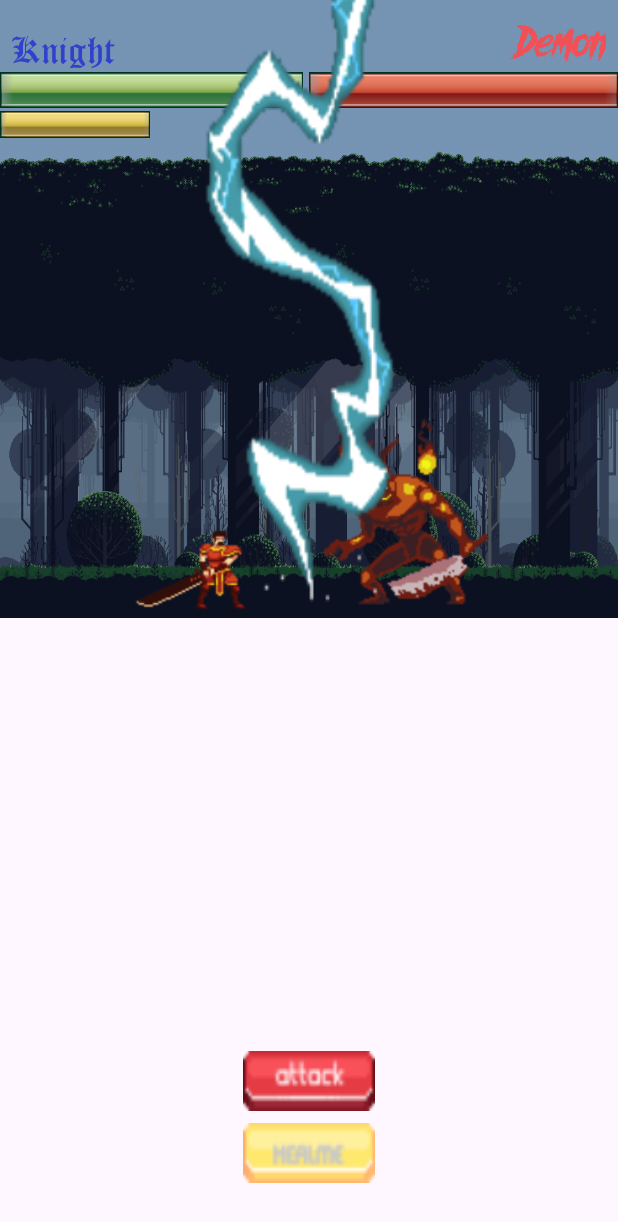
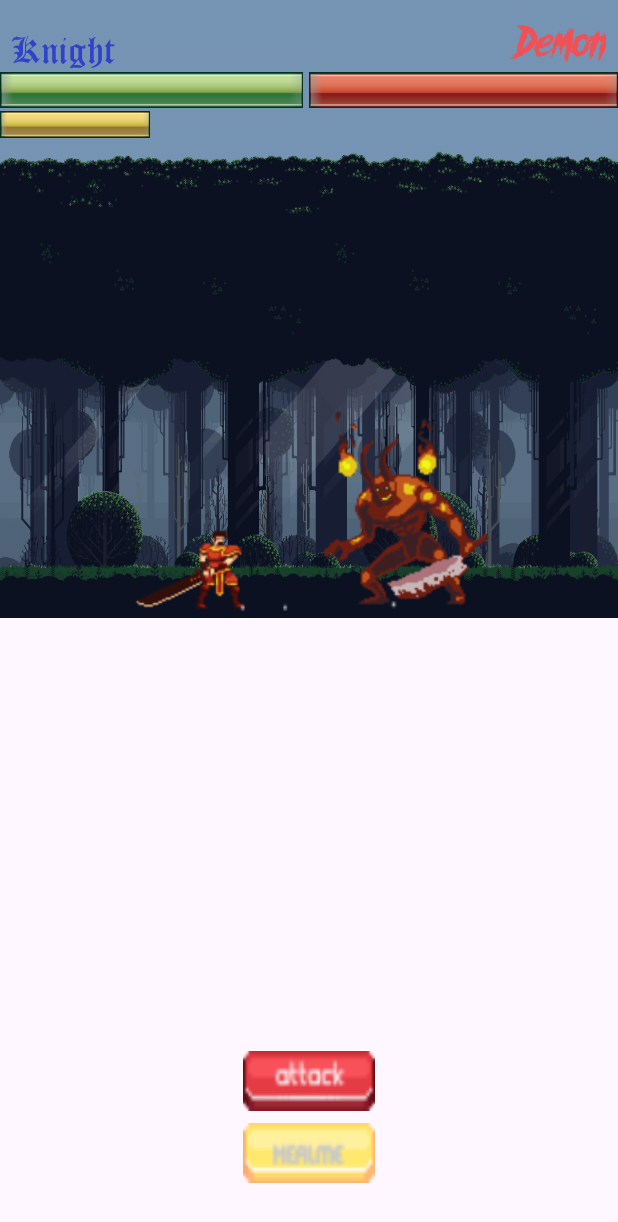
Before and after one commit to shahbazly/KnightXDemon, an Android app: the first screen one second after launch (MainActivity), on a phone screen of 412 x 824 dp. Shown: the top 1222 px of the screen. Run offline under Robolectric (Android 15) with nearby library versions, the phone set to English and light mode, and no system bars; our stand-ins replace FlexboxLayout.

Commit message:
fix lightning animation

```diff
--- a/app/src/main/java/dev/shahbazly/headsxhands/MainActivity.kt
+++ b/app/src/main/java/dev/shahbazly/headsxhands/MainActivity.kt
@@ -39,6 +39,8 @@ class MainActivity : AppCompatActivity() {
     private lateinit var demon: Monster
     private lateinit var diceManager: DiceManager
 
+    private lateinit var lightningAnimation: AnimationDrawable
+
     private val monsterDelayBeforeAttack = 100L
 
     override fun onCreate(savedInstanceState: Bundle?) {
@@ -46,10 +48,10 @@ class MainActivity : AppCompatActivity() {
         setContentView(R.layout.activity_main)
 
         initViews()
+        setLightningAttack()
         startGame()
 
         restartButton.setOnClickListener {
-//            lightningAttack()
             startGame()
         }
     }
@@ -76,12 +78,9 @@ class MainActivity : AppCompatActivity() {
     }
 
     private fun startGame() {
+        lightningAttack()
         restartButton.visibility = View.GONE
         gameResultText.visibility = View.GONE
-
-        lightningImage.setBackgroundResource(R.drawable.lightning_animation)
-        val animation = lightningImage.background as AnimationDrawable
-        animation.start()
 
         initPlayers()
         initKnightControls()
@@ -194,8 +193,13 @@ class MainActivity : AppCompatActivity() {
         }
     }
 
+    private fun setLightningAttack() {
+        lightningImage.setBackgroundResource(R.drawable.lightning_animation)
+        lightningAnimation = lightningImage.background as AnimationDrawable
+    }
+
     private fun lightningAttack() {
-        val animation = lightningImage.background as AnimationDrawable
-        animation.start()
+        lightningAnimation.stop()
+        lightningAnimation.start()
     }
 }
--- a/app/src/main/res/drawable/lightning_animation.xml
+++ b/app/src/main/res/drawable/lightning_animation.xml
@@ -1,17 +1,5 @@
 <animation-list xmlns:android="http://schemas.android.com/apk/res/android"
     android:oneshot="true">
-    <item android:drawable="@drawable/tile011" android:duration="75" />
-    <item android:drawable="@drawable/tile012" android:duration="75" />
-    <item android:drawable="@drawable/tile013" android:duration="75" />
-    <item android:drawable="@drawable/tile014" android:duration="75" />
-    <item android:drawable="@drawable/tile015" android:duration="75" />
-    <item android:drawable="@drawable/tile016" android:duration="75" />
-    <item android:drawable="@drawable/tile017" android:duration="75" />
-    <item android:drawable="@drawable/tile018" android:duration="75" />
-    <item android:drawable="@drawable/tile019" android:duration="75" />
-    <item android:drawable="@drawable/tile020" android:duration="75" />
-    <item android:drawable="@drawable/tile021" android:duration="75" />
-    <item android:drawable="@drawable/tile022" android:duration="75" />
     <item android:drawable="@drawable/tile023" android:duration="75" />
     <item android:drawable="@drawable/tile024" android:duration="75" />
     <item android:drawable="@drawable/tile025" android:duration="75" />
@@ -30,4 +18,16 @@
     <item android:drawable="@drawable/tile008" android:duration="75" />
     <item android:drawable="@drawable/tile009" android:duration="75" />
     <item android:drawable="@drawable/tile010" android:duration="75" />
+    <item android:drawable="@drawable/tile011" android:duration="75" />
+    <item android:drawable="@drawable/tile012" android:duration="75" />
+    <item android:drawable="@drawable/tile013" android:duration="75" />
+    <item android:drawable="@drawable/tile014" android:duration="75" />
+    <item android:drawable="@drawable/tile015" android:duration="75" />
+    <item android:drawable="@drawable/tile016" android:duration="75" />
+    <item android:drawable="@drawable/tile017" android:duration="75" />
+    <item android:drawable="@drawable/tile018" android:duration="75" />
+    <item android:drawable="@drawable/tile019" android:duration="75" />
+    <item android:drawable="@drawable/tile020" android:duration="75" />
+    <item android:drawable="@drawable/tile021" android:duration="75" />
+    <item android:drawable="@drawable/tile022" android:duration="75" />
 </animation-list>
```
